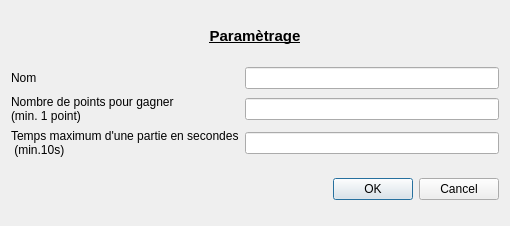
Qt form parametrage.ui (samuelhentrics/Chifoumi) before a commit.
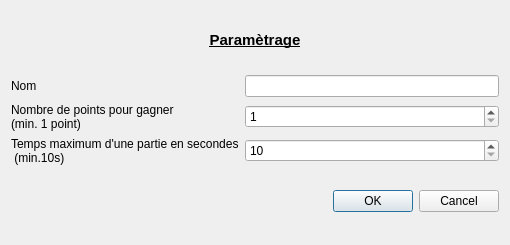
The same form after that commit.

Commit message: Amélioration de l'UI + vérification

Patch:
```diff
--- a/parametrage.ui
+++ b/parametrage.ui
@@ -7,7 +7,7 @@
     <x>0</x>
     <y>0</y>
     <width>510</width>
-    <height>226</height>
+    <height>245</height>
    </rect>
   </property>
   <property name="windowTitle">
@@ -25,7 +25,6 @@
      <property name="font">
       <font>
        <pointsize>11</pointsize>
-       <weight>75</weight>
        <bold>true</bold>
        <underline>true</underline>
       </font>
@@ -40,15 +39,7 @@
    </item>
    <item>
     <layout class="QGridLayout" name="gridLayout">
-     <item row="1" column="0">
-      <widget class="QLabel" name="lPoints">
-       <property name="text">
-        <string>Nombre de points pour gagner
-(min. 1 point)</string>
-       </property>
-      </widget>
-     </item>
-     <item row="2" column="0">
+     <item row="3" column="0">
       <widget class="QLabel" name="lTemps">
        <property name="text">
         <string>Temps maximum d'une partie en secondes
@@ -56,6 +47,9 @@
        </property>
       </widget>
      </item>
+     <item row="0" column="1">
+      <widget class="QLineEdit" name="leNom"/>
+     </item>
      <item row="0" column="0">
       <widget class="QLabel" name="lNom">
        <property name="text">
@@ -63,14 +57,33 @@
        </property>
       </widget>
      </item>
-     <item row="0" column="1">
-      <widget class="QLineEdit" name="leNom"/>
+     <item row="1" column="0">
+      <widget class="QLabel" name="lPoints">
+       <property name="text">
+        <string>Nombre de points pour gagner
+(min. 1 point)</string>
+       </property>
+      </widget>
      </item>
      <item row="1" column="1">
-      <widget class="QLineEdit" name="lePoints"/>
+      <widget class="QSpinBox" name="lePoints">
+       <property name="minimum">
+        <number>1</number>
+       </property>
+       <property name="maximum">
+        <number>9999</number>
+       </property>
+      </widget>
      </item>
-     <item row="2" column="1">
-      <widget class="QLineEdit" name="leTemps"/>
+     <item row="3" column="1">
+      <widget class="QSpinBox" name="leTemps">
+       <property name="minimum">
+        <number>10</number>
+       </property>
+       <property name="maximum">
+        <number>9999</number>
+       </property>
+      </widget>
      </item>
     </layout>
    </item>
```
The commit also changes 2 other files.
